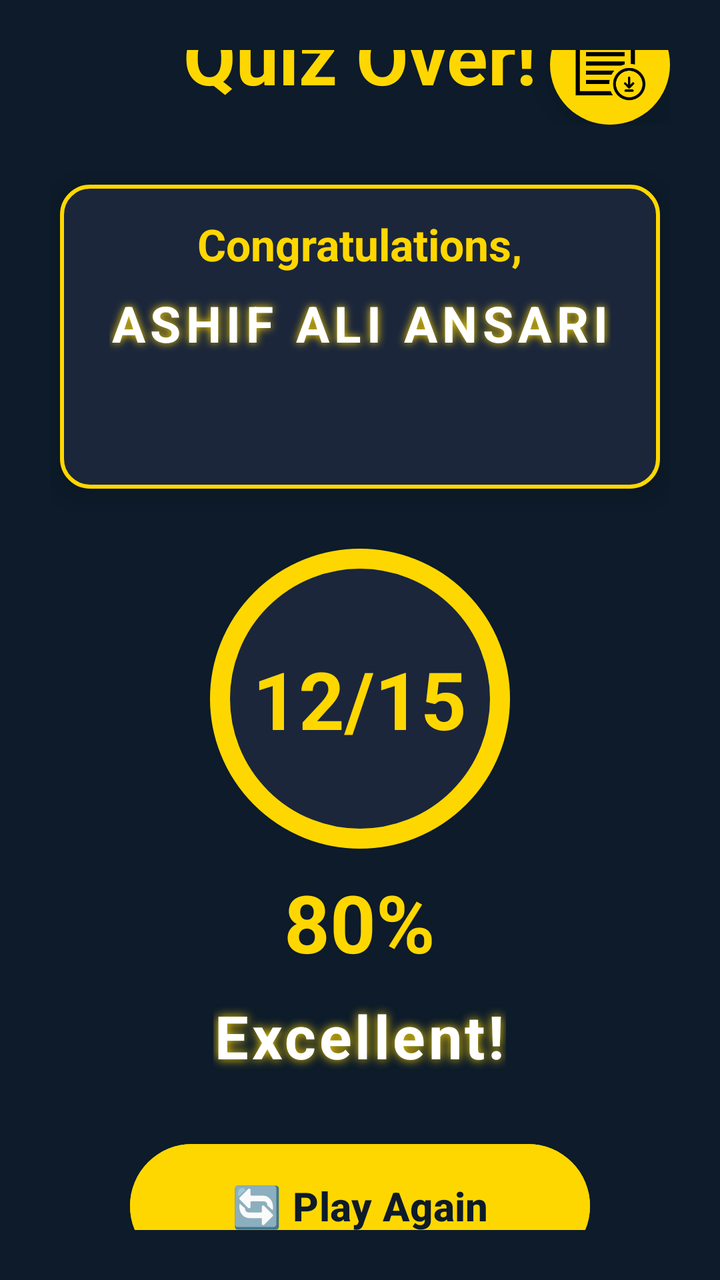
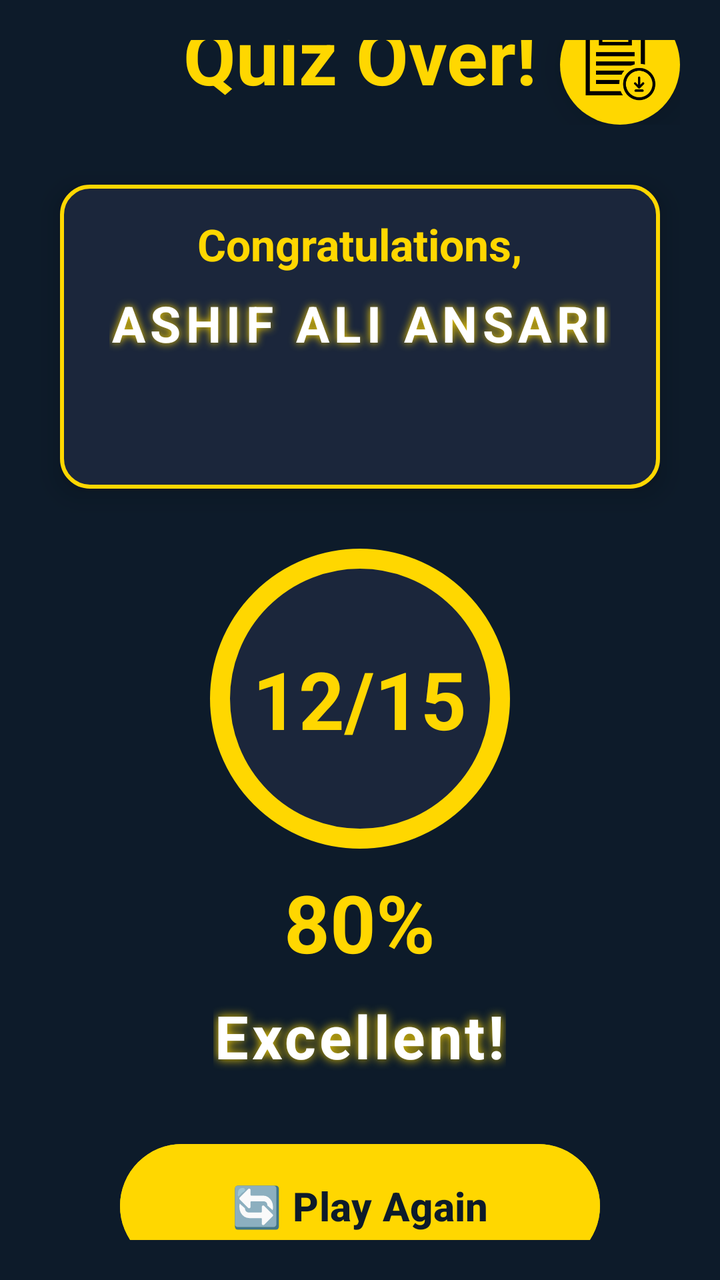

Two renders of the same Android screen: before a commit and after it. Below are the layout's source before the change and the commit's diff.
<!-- AndroidManifest.xml: application theme Theme.QuizApp -->
<!-- res/layout/activity_result.xml -->
<?xml version="1.0" encoding="utf-8"?>
<LinearLayout xmlns:android="http://schemas.android.com/apk/res/android"
    android:layout_width="match_parent"
    android:layout_height="match_parent"
    android:orientation="vertical"
    android:gravity="center"
    android:padding="25dp"
    android:background="#0D1B2A">

    
    <FrameLayout
        android:layout_width="match_parent"
        android:layout_height="wrap_content"
        android:layout_marginBottom="30dp">

        
        <TextView
            android:layout_width="match_parent"
            android:layout_height="wrap_content"
            android:gravity="center"
            android:text=" Quiz Over! "
            android:textSize="38sp"
            android:textStyle="bold"
            android:textColor="#FFD700"/>

        
        <ImageButton
            android:id="@+id/btnDownloadReport"
            android:layout_width="60dp"
            android:layout_height="60dp"
            android:layout_gravity="top|end"
            android:layout_marginTop="0dp"
            android:layout_marginEnd="0dp"
            android:background="@drawable/ic_download_circle"
            android:backgroundTint="#FFD700"
            android:src="@drawable/ic_download"
            android:scaleType="centerInside"
            android:elevation="12dp"
            android:contentDescription="Download Report"
           android:padding="12dp"/>
    </FrameLayout>

    
    <LinearLayout
        android:layout_width="300dp"
        android:layout_height="wrap_content"
        android:layout_marginBottom="30dp"
        android:background="@drawable/player_name_bg"
        android:elevation="8dp"
        android:gravity="center"
        android:orientation="vertical"
        android:padding="15dp">

        <TextView
            android:layout_width="wrap_content"
            android:layout_height="wrap_content"
            android:layout_marginBottom="8dp"
            android:text="Congratulations,"
            android:textColor="#FFD700"
            android:textSize="22sp"
            android:textStyle="bold" />

        <TextView
            android:id="@+id/tvPlayerName"
            android:layout_width="wrap_content"
            android:layout_height="wrap_content"
            android:letterSpacing="0.1"
            android:shadowColor="#FFD700"
            android:shadowDx="0"
            android:shadowDy="0"
            android:shadowRadius="10"
            android:text="ASHIF ALI ANSARI"
            android:textColor="#FFFFFF"
            android:textSize="25sp"
            android:textStyle="bold" />

        <TextView
            android:layout_width="wrap_content"
            android:layout_height="wrap_content"
            android:layout_marginTop="8dp"
            android:textSize="32sp" />
    </LinearLayout>

    
    <RelativeLayout
        android:layout_width="150dp"
        android:layout_height="150dp"
        android:layout_marginBottom="10dp">

        <View
            android:layout_width="match_parent"
            android:layout_height="match_parent"
            android:background="@drawable/circle_gold_border" />

        <TextView
            android:id="@+id/tvFinalScore"
            android:layout_width="wrap_content"
            android:layout_height="wrap_content"
            android:text="12/15"
            android:textSize="40sp"
            android:textStyle="bold"
            android:textColor="#FFD700"
            android:layout_centerInParent="true" />
    </RelativeLayout>

    
    <TextView
        android:id="@+id/tvPercentage"
        android:layout_width="wrap_content"
        android:layout_height="wrap_content"
        android:text="80%"
        android:textSize="40sp"
        android:textStyle="bold"
        android:textColor="#FFD700"
        android:layout_marginBottom="10dp" />

    
    <TextView
        android:id="@+id/tvMessage"
        android:layout_width="wrap_content"
        android:layout_height="wrap_content"
        android:text="Excellent!"
        android:textSize="30sp"
        android:textStyle="bold"
        android:textColor="#FFFFFF"
        android:shadowColor="#FFD700"
        android:shadowDx="0"
        android:shadowDy="0"
        android:shadowRadius="12"
        android:letterSpacing="0.05"
        android:layout_marginBottom="30dp"
        android:gravity="center" />

    
    <Button
        android:id="@+id/btnPlayAgain"
        android:layout_width="match_parent"
        android:layout_height="70dp"
        android:text="🔄️ Play Again"
        android:textSize="20sp"
        android:textStyle="bold"
        android:textColor="#0D1B2A"
        android:backgroundTint="#FFD700"
        android:elevation="10dp"
        android:layout_marginHorizontal="40dp" />



</LinearLayout>
<!-- resources referenced by this layout -->
<resources>
  <!-- drawable circle_gold_border (drawable) -->
  <?xml version="1.0" encoding="utf-8"?>
  <shape xmlns:android="http://schemas.android.com/apk/res/android">
      <solid android:color="#1B263B" />
      <stroke
          android:width="10dp"
          android:color="#FFD700" />
      <corners android:radius="100dp" />
  </shape>
  <!-- drawable ic_download: png bitmap (drawable, 4258 bytes) -->
  <!-- drawable ic_download_circle (drawable) -->
  <?xml version="1.0" encoding="utf-8"?>
  <shape xmlns:android="http://schemas.android.com/apk/res/android"
      android:shape="oval">
      <solid android:color="#FFD700" />
      <corners android:radius="30dp" />
  </shape>
  <!-- drawable player_name_bg (drawable) -->
  <?xml version="1.0" encoding="utf-8"?>
  <shape xmlns:android="http://schemas.android.com/apk/res/android">
      <solid android:color="#1B263B" /> 
      <stroke
          android:width="2dp"
          android:color="#FFD700" /> 
      <corners android:radius="14dp" />
  </shape>
  <style name="Theme.QuizApp" parent="Base.Theme.QuizApp" />
  <style name="Base.Theme.QuizApp" parent="Theme.Material3.DayNight.NoActionBar">
          
          
      </style>
</resources>

<!-- the commit's change to res/layout/activity_result.xml (unified diff, before → after) -->
@@ -4,7 +4,7 @@
     android:layout_height="match_parent"
     android:orientation="vertical"
     android:gravity="center"
-    android:padding="25dp"
+    android:padding="20dp"
     android:background="#0D1B2A">
 
     
